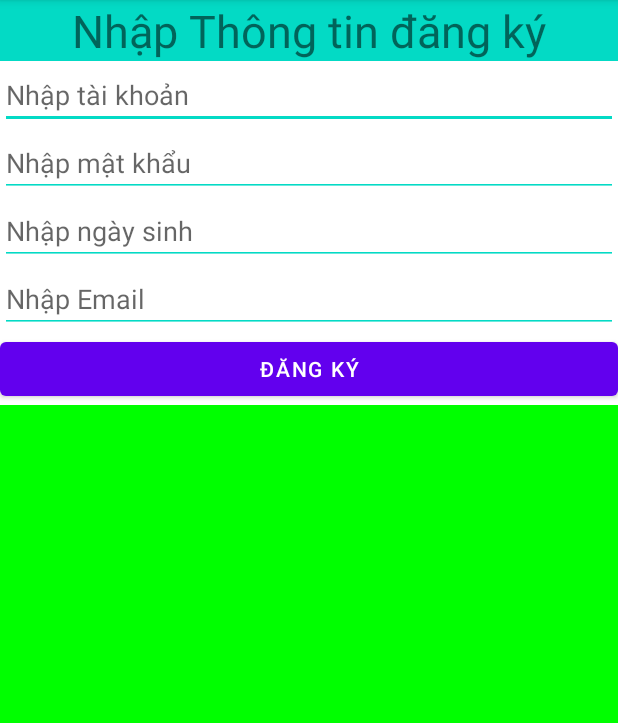
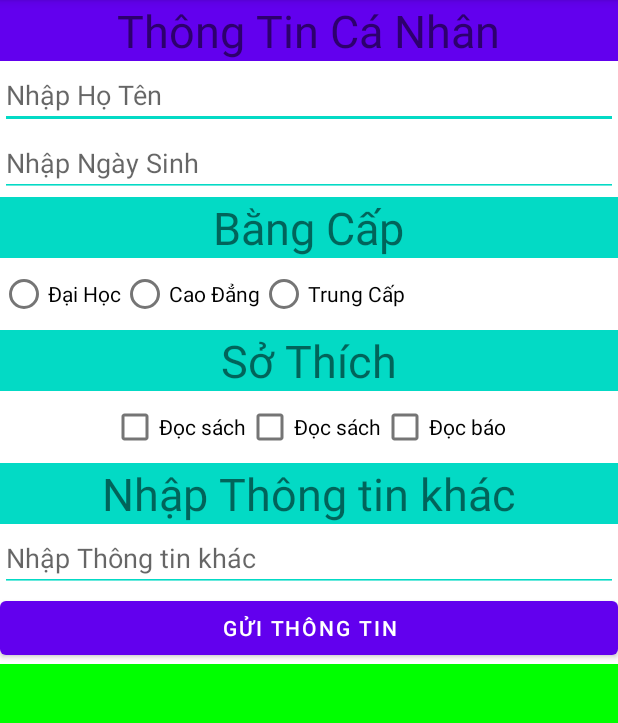
Before and after one commit to Rythmzz/shop_puka, an Android app: the screen it shows after launch (L4InformationRegister before the commit, L5InformationRegisterP2 after it), on a phone screen of 412 x 824 dp, the part 84-807 px from its top. Run offline under Robolectric (Android 15) with nearby library versions, the phone set to English and light mode, and no system bars.

Commit message:
update bai tap 5

```diff
--- a/app/src/main/AndroidManifest.xml
+++ b/app/src/main/AndroidManifest.xml
@@ -25,6 +25,8 @@
         <activity android:name=".baitap_thuchanh.bt3.L3Calculation" android:exported="true">
         </activity>
         <activity android:name=".baitap_thuchanh.bt4.L4InformationRegister" android:exported="true">
+        </activity>
+        <activity android:name=".baitap_thuchanh.bt5.L5InformationRegisterP2" android:exported="true">
             <intent-filter>
                 <action android:name="android.intent.action.MAIN" />
                 <category android:name="android.intent.category.LAUNCHER" />
--- /dev/null
+++ b/app/src/main/java/com/group11/shoppuka/baitap_thuchanh/bt5/L5InformationRegisterP2.java
@@ -0,0 +1,98 @@
+package com.group11.shoppuka.baitap_thuchanh.bt5;
+
+import android.os.Bundle;
+import android.view.View;
+import android.widget.CheckBox;
+import android.widget.RadioButton;
+
+import androidx.annotation.Nullable;
+import androidx.appcompat.app.AppCompatActivity;
+
+import com.group11.shoppuka.R;
+import com.group11.shoppuka.baitap_thuchanh.bt5.model.SoThich;
+import com.group11.shoppuka.databinding.L5ActivityInformationRegisterP2Binding;
+
+public class L5InformationRegisterP2 extends AppCompatActivity {
+    L5ActivityInformationRegisterP2Binding binding;
+    SoThich[] stList = new SoThich[3];
+    String radioText = "";
+
+    @Override
+    protected void onCreate(@Nullable Bundle savedInstanceState) {
+        super.onCreate(savedInstanceState);
+        binding = L5ActivityInformationRegisterP2Binding.inflate(getLayoutInflater());
+        View view = binding.getRoot();
+        setContentView(view);
+        stList[0]= new SoThich("Chơi game",false);
+        stList[1]=new SoThich("Đọc sách",false);
+        stList[2]=new SoThich("Đọc báo",false);
+
+
+        binding.btnSend.setOnClickListener(view1 ->
+        {
+            binding.l5ShowTextHoTen.setText("Họ tên: "+binding.l5TextHoTen.getText());
+            binding.l5ShowTextNgaySinh.setText("Ngày sinh: "+binding.l5TextNgaySinh.getText());
+            binding.l5ShowTextBangCap.setText("Bằng cấp: "+radioText);
+            String result = "";
+            for (int i = 0 ; i < 3 ; i++){
+                if (stList[i].trangThai == true){
+                    result += stList[i].tenSoThich + " ";
+                }
+            }
+            binding.l5ShowTextSoThich.setText("Sở thích: "+result);
+            binding.l5ShowTextOther.setText("Thông tin khác: "+binding.l5TextThongTinKhac.getText());
+
+        });
+
+
+
+    }
+    public void onRadioButtonClicked(View view) {
+        // Is the button now checked?
+        boolean checked = ((RadioButton) view).isChecked();
+
+        // Check which radio button was clicked
+        switch(view.getId()) {
+            case R.id.l5_radio1:
+                if (checked)
+                    radioText = "Đại Học";
+                    break;
+            case R.id.l5_radio2:
+                if (checked)
+                    radioText = "Cao Đẳng";
+                    break;
+            case R.id.l5_radio3:
+                if(checked)
+                    radioText = "Trung Cấp";
+                break;
+        }
+    }
+
+    public void onCheckboxClicked(View view) {
+        // Is the view now checked?
+        boolean checked = ((CheckBox) view).isChecked();
+
+        // Check which checkbox was clicked
+        switch(view.getId()) {
+            case R.id.cb1:
+                if (checked)
+                stList[0].trangThai = true;
+            else
+                    stList[0].trangThai = false;
+                break;
+            case R.id.cb2:
+                if (checked)
+                    stList[1].trangThai = true;
+                else
+                    stList[1].trangThai = false;
+                break;
+            case R.id.cb3:
+                if (checked)
+                    stList[2].trangThai = true;
+            else
+                    stList[2].trangThai = false;
+                break;
+            // TODO: Veggie sandwich
+        }
+    }
+}
--- /dev/null
+++ b/app/src/main/java/com/group11/shoppuka/baitap_thuchanh/bt5/model/SoThich.java
@@ -0,0 +1,11 @@
+package com.group11.shoppuka.baitap_thuchanh.bt5.model;
+
+public class SoThich {
+    public String tenSoThich;
+    public boolean trangThai;
+
+    public SoThich(String tenSoThich, boolean trangThai){
+        this.tenSoThich = tenSoThich;
+        this.trangThai = trangThai;
+    }
+}
--- /dev/null
+++ b/app/src/main/res/layout/l5_activity_information_register_p2.xml
@@ -0,0 +1,174 @@
+<?xml version="1.0" encoding="utf-8"?>
+<androidx.constraintlayout.widget.ConstraintLayout xmlns:android="http://schemas.android.com/apk/res/android"
+    android:layout_width="match_parent"
+    android:layout_height="match_parent">
+    <LinearLayout
+        android:orientation="vertical"
+        android:layout_width="match_parent"
+        android:layout_height="match_parent">
+        <RelativeLayout
+            android:background="@color/purple_500"
+            android:gravity="center"
+            android:layout_width="match_parent"
+            android:layout_height="wrap_content">
+            <TextView
+                android:layout_width="wrap_content"
+                android:layout_height="wrap_content"
+                android:text="@string/l5_textField"
+                android:textSize="30dp"
+                />
+
+        </RelativeLayout>
+        <EditText
+            android:id="@+id/l5_textHoTen"
+            android:hint="@string/l5_textField1"
+            android:layout_width="match_parent"
+            android:layout_height="wrap_content"
+            android:backgroundTint="@color/teal_200"
+            />
+        <EditText
+            android:id="@+id/l5_textNgaySinh"
+            android:hint="@string/l5_textField2"
+            android:layout_width="match_parent"
+            android:layout_height="wrap_content"
+            android:backgroundTint="@color/teal_200"
+            />
+        <RelativeLayout
+            android:background="@color/teal_200"
+            android:gravity="center"
+            android:layout_width="match_parent"
+            android:layout_height="wrap_content">
+            <TextView
+                android:layout_width="wrap_content"
+                android:layout_height="wrap_content"
+                android:text="@string/l5_textField3"
+                android:textSize="30dp"
+                />
+
+        </RelativeLayout>
+        <RadioGroup xmlns:android="http://schemas.android.com/apk/res/android"
+            android:layout_width="match_parent"
+            android:layout_height="wrap_content"
+            android:orientation="horizontal">
+            <RadioButton android:id="@+id/l5_radio1"
+                android:layout_width="wrap_content"
+                android:layout_height="wrap_content"
+                android:text="@string/l5_textField4"
+                android:onClick="onRadioButtonClicked"/>
+            <RadioButton android:id="@+id/l5_radio2"
+                android:layout_width="wrap_content"
+                android:layout_height="wrap_content"
+                android:text="@string/l5_textField5"
+                android:onClick="onRadioButtonClicked"/>
+            <RadioButton android:id="@+id/l5_radio3"
+                android:layout_width="wrap_content"
+                android:layout_height="wrap_content"
+                android:text="@string/l5_textField6"
+                android:onClick="onRadioButtonClicked"/>
+        </RadioGroup>
+        <RelativeLayout
+            android:background="@color/teal_200"
+            android:gravity="center"
+            android:layout_width="match_parent"
+            android:layout_height="wrap_content">
+            <TextView
+                android:layout_width="wrap_content"
+                android:layout_height="wrap_content"
+                android:text="@string/l5_textField9"
+                android:textSize="30dp"
+                />
+
+        </RelativeLayout>
+        <LinearLayout
+            android:gravity="center"
+            xmlns:android="http://schemas.android.com/apk/res/android"
+            android:orientation="horizontal"
+            android:layout_width="match_parent"
+            android:layout_height="wrap_content">
+            <CheckBox android:id="@+id/cb1"
+                android:layout_width="wrap_content"
+                android:layout_height="wrap_content"
+                android:text="@string/l5_textField11"
+                android:onClick="onCheckboxClicked"/>
+            <CheckBox android:id="@+id/cb2"
+                android:layout_width="wrap_content"
+                android:layout_height="wrap_content"
+                android:text="@string/l5_textField11"
+                android:onClick="onCheckboxClicked"/>
+            <CheckBox android:id="@+id/cb3"
+                android:layout_width="wrap_content"
+                android:layout_height="wrap_content"
+                android:text="@string/l5_textField12"
+                android:onClick="onCheckboxClicked"/>
+        </LinearLayout>
+        <RelativeLayout
+            android:background="@color/teal_200"
+            android:gravity="center"
+            android:layout_width="match_parent"
+            android:layout_height="wrap_content">
+            <TextView
+                android:layout_width="wrap_content"
+                android:layout_height="wrap_content"
+                android:text="@string/l5_textField8"
+                android:textSize="30dp"
+                />
+
+        </RelativeLayout>
+        <EditText
+            android:id="@+id/l5_textThongTinKhac"
+            android:hint="@string/l5_textField8"
+            android:layout_width="match_parent"
+            android:layout_height="wrap_content"
+            android:backgroundTint="@color/teal_200"
+            />
+        <Button
+            android:id="@+id/btnSend"
+            android:layout_width="match_parent"
+            android:layout_height="wrap_content"
+            android:text="Gửi thông tin"
+            />
+        <LinearLayout
+            android:background="@color/green"
+            android:orientation="vertical"
+            android:layout_width="match_parent"
+            android:layout_height="match_parent">
+            <TextView
+                android:id="@+id/l5_showTextHoTen"
+                android:layout_width="wrap_content"
+                android:layout_height="wrap_content"
+                android:text=""
+                />
+            <TextView
+                android:id="@+id/l5_showTextNgaySinh"
+                android:layout_width="wrap_content"
+                android:layout_height="wrap_content"
+                android:text=""
+                />
+            <TextView
+                android:id="@+id/l5_showTextBangCap"
+                android:layout_width="wrap_content"
+                android:layout_height="wrap_content"
+                android:text=""
+                />
+            <TextView
+                android:id="@+id/l5_showTextSoThich"
+                android:layout_width="wrap_content"
+                android:layout_height="wrap_content"
+                android:text=""
+                />
+            <TextView
+                android:id="@+id/l5_showTextOther"
+                android:layout_width="wrap_content"
+                android:layout_height="wrap_content"
+                android:text=""
+                />
+
+        </LinearLayout>
+
+
+
+
+
+    </LinearLayout>
+
+</androidx.constraintlayout.widget.ConstraintLayout>
--- a/app/src/main/res/values/strings.xml
+++ b/app/src/main/res/values/strings.xml
@@ -17,5 +17,18 @@
     <string name="l4_textField2">Nhập mật khẩu</string>
     <string name="l4_textField3">Nhập ngày sinh</string>
     <string name="l4_textField4">Nhập Email</string>
+    <string name="l5_textField">Thông Tin Cá Nhân</string>
+    <string name="l5_textField1">Nhập Họ Tên</string>
+    <string name="l5_textField2">Nhập Ngày Sinh</string>
+    <string name="l5_textField3">Bằng Cấp</string>
+    <string name="l5_textField4">Đại Học</string>
+    <string name="l5_textField5">Cao Đẳng</string>
+    <string name="l5_textField6">Trung Cấp</string>
+    <string name="l5_textField7">Thông Tin Khác</string>
+    <string name="l5_textField8">Nhập Thông tin khác</string>
+    <string name="l5_textField9">Sở Thích</string>
+    <string name="l5_textField10">Chơi game</string>
+    <string name="l5_textField11">Đọc sách</string>
+    <string name="l5_textField12">Đọc báo</string>
 
 </resources>
```
